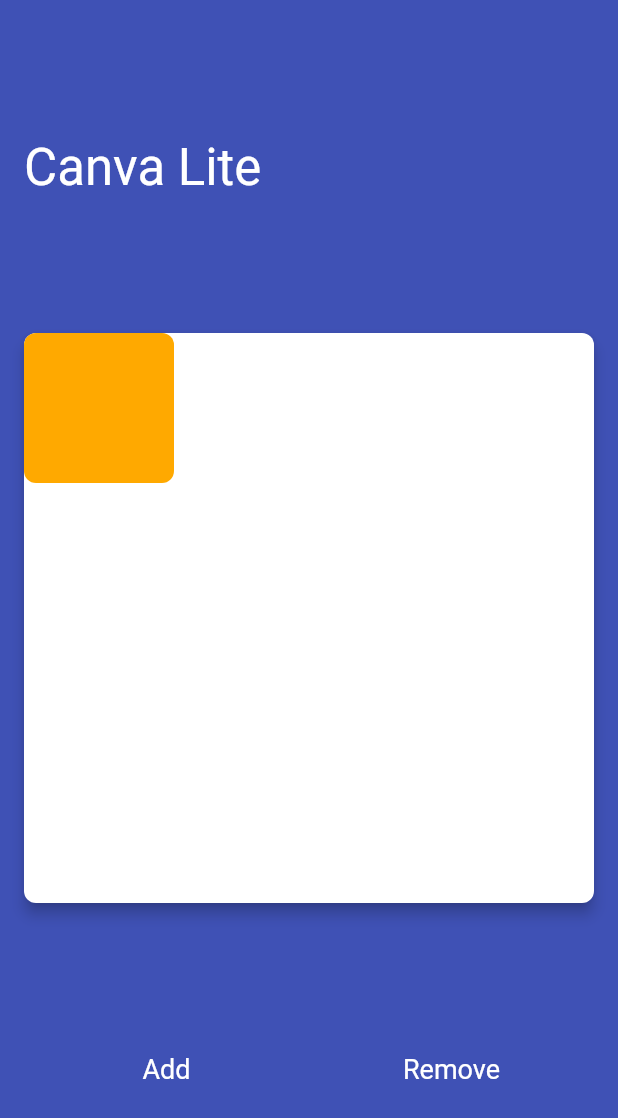
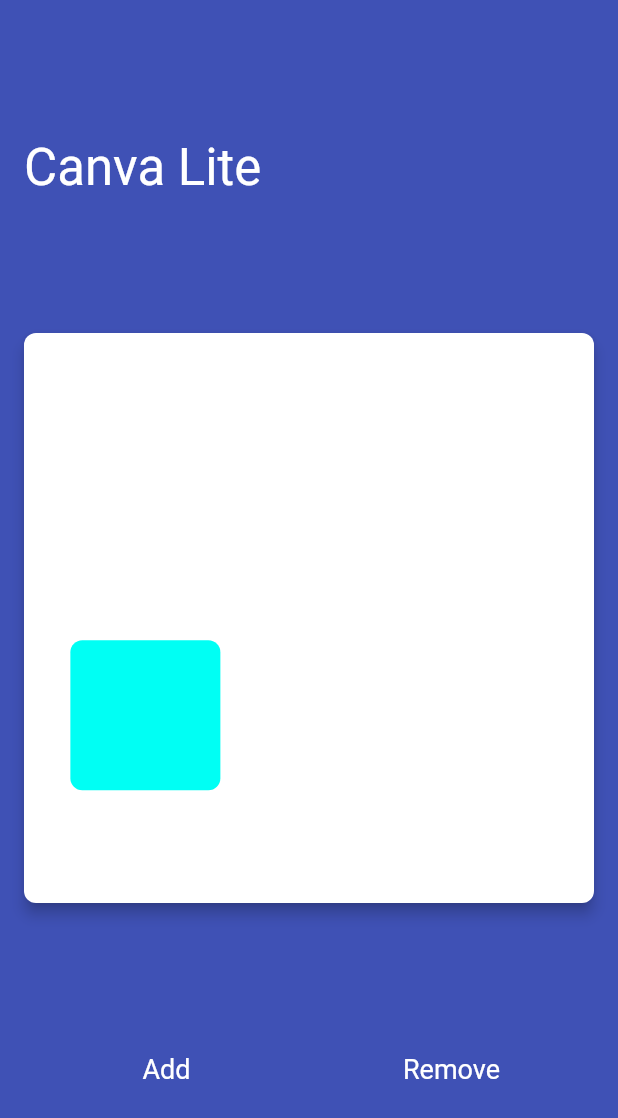
Before and after one commit to romanzes/canva-lite-flutter, a Flutter app: the screen it shows after launch, after a tap on "Add", on a phone screen of 412 x 824 dp. Shown: the top 1118 px of the screen. Run offline on Flutter 3.47's test engine with Material 2 defaults, Android fonts, the phone set to English and light mode, and no system bars.

Commit message:
Make elements appear in random places

```diff
--- a/lib/canvas.dart
+++ b/lib/canvas.dart
@@ -96,11 +96,16 @@ class ElementsBloc {
 
   Stream<List<Element>> get elements => _elementsStreamController.stream;
 
-  void addElement() {
+  void addElement(Size canvasSize) {
+    double elementSize = 100;
+    double left = _random.nextDouble() * (canvasSize.width - elementSize);
+    double top = _random.nextDouble() * (canvasSize.height - elementSize);
     double hue = _random.nextDouble() * 360;
     Color color = HSLColor.fromAHSL(1.0, hue, 1.0, 0.5).toColor();
-    Element newElement =
-        Element(position: Offset(0, 0), size: Size(100, 100), color: color);
+    Element newElement = Element(
+        position: Offset(left, top),
+        size: Size(elementSize, elementSize),
+        color: color);
     _elements.add(newElement);
     _elementsStreamController.add(_elements);
   }
--- a/lib/main.dart
+++ b/lib/main.dart
@@ -24,6 +24,7 @@ class MyHomePage extends StatefulWidget {
 }
 
 class _MyHomePageState extends State<MyHomePage> {
+  final GlobalKey _canvasKey = GlobalKey();
   ElementsBloc _elementsBloc;
 
   @override
@@ -57,7 +58,10 @@ class _MyHomePageState extends State<MyHomePage> {
                   aspectRatio: 1.0,
                   child: Material(
                     borderRadius: BorderRadius.all(Radius.circular(8)),
-                    child: Canvas(elementsBloc: _elementsBloc),
+                    child: Canvas(
+                      elementsBloc: _elementsBloc,
+                      key: _canvasKey,
+                    ),
                     color: Colors.white,
                     elevation: 4,
                   ),
@@ -68,7 +72,9 @@ class _MyHomePageState extends State<MyHomePage> {
                       FancyButton(
                         text: 'Add',
                         onTap: () {
-                          _elementsBloc.addElement();
+                          final RenderBox box =
+                              _canvasKey.currentContext.findRenderObject();
+                          _elementsBloc.addElement(box.size);
                         },
                       ),
                       FancyButton(
```
